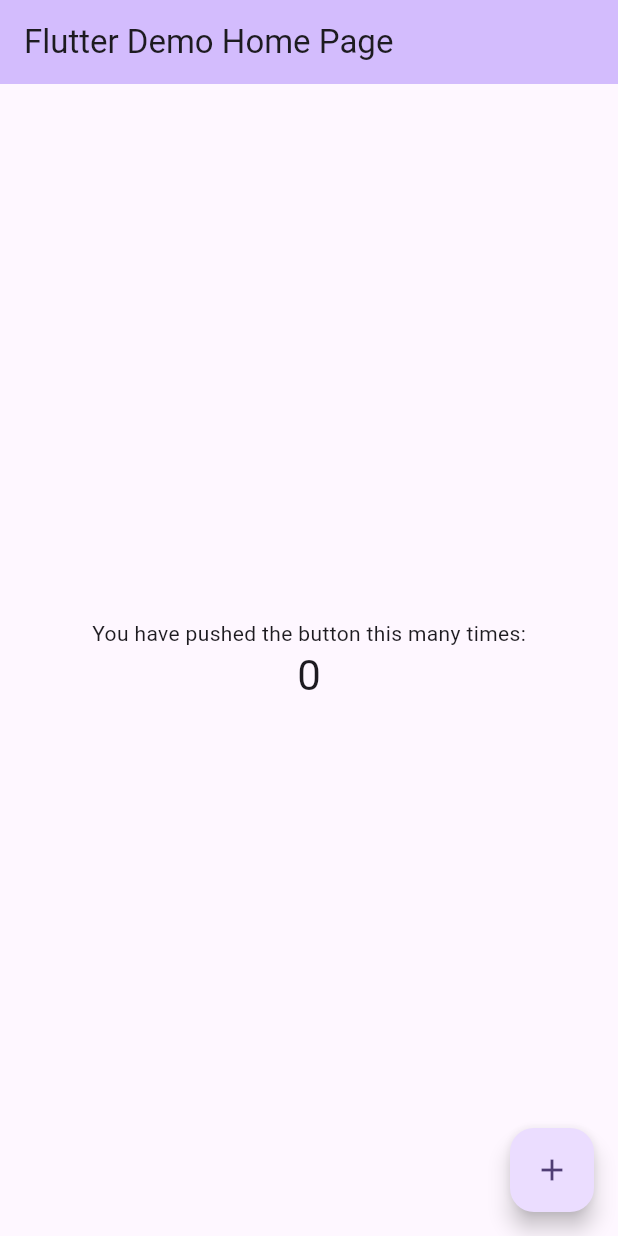
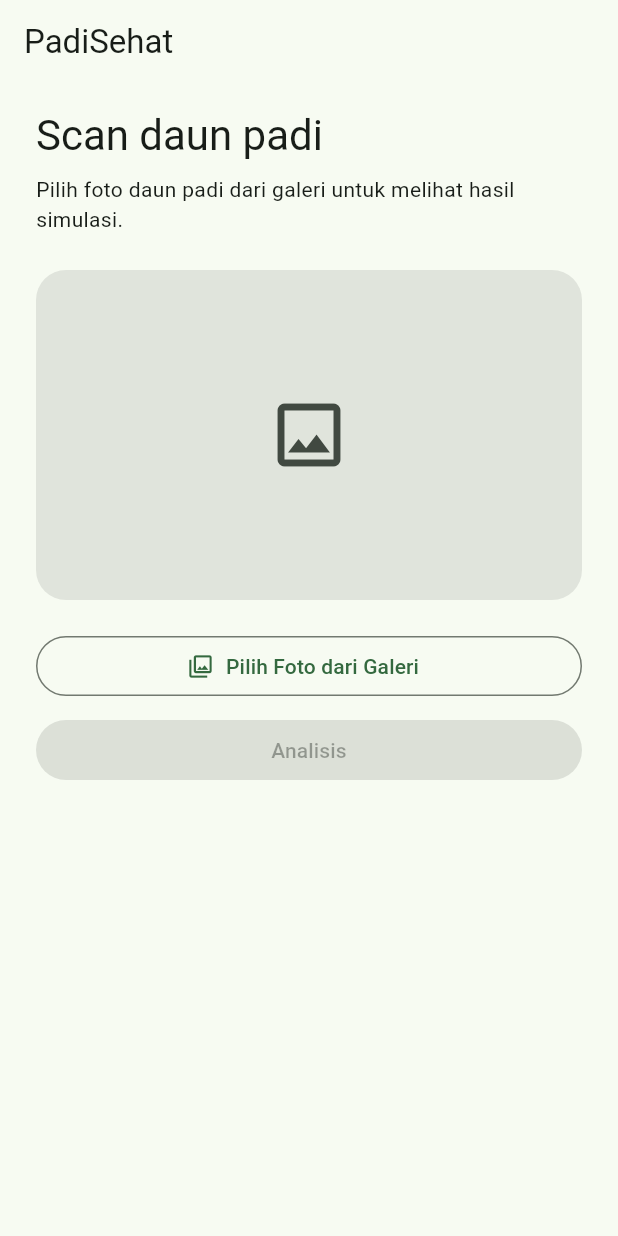
Before and after one commit to DanielSinaga2/pdp, a Flutter app: the screen it shows after launch, on a phone screen of 412 x 824 dp. Run offline on Flutter 3.47's test engine with Material 3 defaults, Android fonts, the phone set to English and light mode, and no system bars; our stand-ins replace flutter_bloc, get_it, image_picker, material_ui.

Commit message:
Implement PadiSehat gallery scan simulation

```diff
--- /dev/null
+++ b/lib/features/scan/domain/gallery_repository.dart
@@ -0,0 +1,6 @@
+import 'dart:typed_data';
+
+abstract interface class GalleryRepository {
+  /// Returns null when the user dismisses the picker.
+  Future<Uint8List?> pickPhoto();
+}
--- /dev/null
+++ b/lib/features/scan/domain/prediction_repository.dart
@@ -0,0 +1,12 @@
+import 'dart:typed_data';
+
+class ScanPrediction {
+  const ScanPrediction({required this.condition, required this.confidence});
+
+  final String condition;
+  final double confidence;
+}
+
+abstract interface class PredictionRepository {
+  Future<ScanPrediction> predict(Uint8List photo);
+}
--- /dev/null
+++ b/lib/features/scan/domain/scan_photo.dart
@@ -0,0 +1,11 @@
+import 'dart:typed_data';
+
+import 'prediction_repository.dart';
+
+class ScanPhoto {
+  const ScanPhoto(this._repository);
+
+  final PredictionRepository _repository;
+
+  Future<ScanPrediction> call(Uint8List photo) => _repository.predict(photo);
+}
--- /dev/null
+++ b/lib/features/scan/presentation/scan_bloc.dart
@@ -0,0 +1,90 @@
+import 'dart:typed_data';
+
+import 'package:flutter_bloc/flutter_bloc.dart';
+
+import '../domain/gallery_repository.dart';
+import '../domain/prediction_repository.dart';
+import '../domain/scan_photo.dart';
+
+sealed class ScanEvent {
+  const ScanEvent();
+}
+
+final class PickGalleryPhoto extends ScanEvent {
+  const PickGalleryPhoto();
+}
+
+final class AnalyzePhoto extends ScanEvent {
+  const AnalyzePhoto();
+}
+
+enum ScanStatus { idle, picking, ready, analyzing, success, failure }
+
+class ScanState {
+  const ScanState(
+    this.status, {
+    this.photo,
+    this.prediction,
+    this.errorMessage,
+  });
+
+  final ScanStatus status;
+  final Uint8List? photo;
+  final ScanPrediction? prediction;
+  final String? errorMessage;
+
+  bool get isBusy =>
+      status == ScanStatus.picking || status == ScanStatus.analyzing;
+}
+
+class ScanBloc extends Bloc<ScanEvent, ScanState> {
+  ScanBloc(this._gallery, this._scanPhoto)
+    : super(const ScanState(ScanStatus.idle)) {
+    on<PickGalleryPhoto>(_pickPhoto);
+    on<AnalyzePhoto>(_analyzePhoto);
+  }
+
+  final GalleryRepository _gallery;
+  final ScanPhoto _scanPhoto;
+
+  Future<void> _pickPhoto(
+    PickGalleryPhoto event,
+    Emitter<ScanState> emit,
+  ) async {
+    if (state.isBusy) return;
+
+    final previous = state;
+    emit(ScanState(ScanStatus.picking, photo: previous.photo));
+    try {
+      final photo = await _gallery.pickPhoto();
+      emit(photo == null ? previous : ScanState(ScanStatus.ready, photo: photo));
+    } on Exception {
+      emit(
+        ScanState(
+          ScanStatus.failure,
+          photo: previous.photo,
+          errorMessage: 'Foto tidak dapat dibaca. Coba pilih foto lain.',
+        ),
+      );
+    }
+  }
+
+  Future<void> _analyzePhoto(AnalyzePhoto event, Emitter<ScanState> emit) async {
+    final photo = state.photo;
+    if (photo == null || state.isBusy) return;
+
+    emit(ScanState(ScanStatus.analyzing, photo: photo));
+    try {
+      final prediction = await _scanPhoto(photo);
+      emit(ScanState(ScanStatus.success, photo: photo, prediction: prediction));
+    } on Exception {
+      emit(
+        ScanState(
+          ScanStatus.failure,
+          photo: photo,
+          errorMessage: 'Analisis gagal. Silakan coba lagi.',
+        ),
+      );
+    }
+  }
+}
--- /dev/null
+++ b/lib/features/scan/presentation/scan_page.dart
@@ -0,0 +1,116 @@
+import 'dart:typed_data';
+
+import 'package:flutter_bloc/flutter_bloc.dart';
+import 'package:material_ui/material_ui.dart';
+
+import 'scan_bloc.dart';
+import 'scan_result_page.dart';
+
+class ScanPage extends StatelessWidget {
+  const ScanPage({super.key});
+
+  @override
+  Widget build(BuildContext context) {
+    return BlocConsumer<ScanBloc, ScanState>(
+      listenWhen: (previous, current) =>
+          previous.status == ScanStatus.analyzing &&
+          current.status == ScanStatus.success,
+      listener: (context, state) {
+        final photo = state.photo;
+        final prediction = state.prediction;
+        if (photo == null || prediction == null) return;
+
+        Navigator.of(context).push<void>(
+          MaterialPageRoute<void>(
+            builder: (_) => ScanResultPage(photo: photo, prediction: prediction),
+          ),
+        );
+      },
+      builder: (context, state) {
+        final bloc = context.read<ScanBloc>();
+        final theme = Theme.of(context);
+        final colors = theme.colorScheme;
+        final photo = state.photo;
+
+        return Scaffold(
+          appBar: AppBar(title: const Text('PadiSehat')),
+          body: SafeArea(
+            child: Center(
+              child: ConstrainedBox(
+                constraints: const BoxConstraints(maxWidth: 520),
+                child: ListView(
+                  padding: const EdgeInsets.fromLTRB(24, 16, 24, 24),
+                  children: [
+                    Text('Scan daun padi', style: theme.textTheme.headlineMedium),
+                    const SizedBox(height: 8),
+                    const Text(
+                      'Pilih foto daun padi dari galeri untuk melihat hasil simulasi.',
+                    ),
+                    const SizedBox(height: 24),
+                    if (photo == null)
+                      Container(
+                        height: 220,
+                        decoration: BoxDecoration(
+                          color: colors.surfaceContainerHighest,
+                          borderRadius: BorderRadius.circular(20),
+                        ),
+                        alignment: Alignment.center,
+                        child: Icon(
+                          Icons.photo_outlined,
+                          size: 56,
+                          color: colors.onSurfaceVariant,
+                        ),
+                      )
+                    else
+                      ScanPhotoPreview(photo: photo),
+                    const SizedBox(height: 20),
+                    if (state.errorMessage case final message?)
+                      Padding(
+                        padding: const EdgeInsets.only(bottom: 12),
+                        child: Semantics(
+                          liveRegion: true,
+                          child: Text(
+                            message,
+                            style: TextStyle(color: colors.error),
+                          ),
+                        ),
+                      ),
+                    if (state.status == ScanStatus.picking ||
+                        state.status == ScanStatus.analyzing) ...[
+                      LinearProgressIndicator(
+                        semanticsLabel: state.status == ScanStatus.analyzing
+                            ? 'Analisis berlangsung'
+                            : 'Membuka galeri',
+                      ),
+                      const SizedBox(height: 12),
+                    ],
+                    OutlinedButton.icon(
+                      onPressed: state.isBusy
+                          ? null
+                          : () => bloc.add(const PickGalleryPhoto()),
+                      icon: const Icon(Icons.photo_library_outlined),
+                      label: Text(
+                        photo == null ? 'Pilih Foto dari Galeri' : 'Ganti Foto',
+                      ),
+                    ),
+                    const SizedBox(height: 8),
+                    FilledButton(
+                      onPressed: photo == null || state.isBusy
+                          ? null
+                          : () => bloc.add(const AnalyzePhoto()),
+                      child: Text(
+                        state.status == ScanStatus.analyzing
+                            ? 'Menganalisis…'
+                            : 'Analisis',
+                      ),
+                    ),
+                  ],
+                ),
+              ),
+            ),
+          ),
+        );
+      },
+    );
+  }
+}
--- a/lib/main.dart
+++ b/lib/main.dart
@@ -1,121 +1,28 @@
+import 'package:flutter_bloc/flutter_bloc.dart';
 import 'package:material_ui/material_ui.dart';
 
+import 'features/scan/presentation/scan_bloc.dart';
+import 'features/scan/presentation/scan_page.dart';
+import 'injection.dart';
+
 void main() {
-  runApp(const MyApp());
+  configureDependencies();
+  runApp(const PadiSehatApp());
 }
 
-class MyApp extends StatelessWidget {
-  const MyApp({super.key});
+class PadiSehatApp extends StatelessWidget {
+  const PadiSehatApp({super.key});
 
-  // This widget is the root of your application.
   @override
   Widget build(BuildContext context) {
     return MaterialApp(
-      title: 'Flutter Demo',
+      title: 'PadiSehat',
       theme: ThemeData(
-        // This is the theme of your application.
-        //
-        // TRY THIS: Try running your application with "flutter run". You'll see
-        // the application has a purple toolbar. Then, without quitting the app,
-        // try changing the seedColor in the colorScheme below to Colors.green
-        // and then invoke "hot reload" (save your changes or press the "hot
-        // reload" button in a Flutter-supported IDE, or press "r" if you used
-        // the command line to start the app).
-        //
-        // Notice that the counter didn't reset back to zero; the application
-        // state is not lost during the reload. To reset the state, use hot
-        // restart instead.
-        //
-        // This works for code too, not just values: Most code changes can be
-        // tested with just a hot reload.
-        colorScheme: .fromSeed(seedColor: Colors.deepPurple),
+        colorScheme: ColorScheme.fromSeed(seedColor: const Color(0xFF367343)),
       ),
-      home: const MyHomePage(title: 'Flutter Demo Home Page'),
-    );
-  }
-}
-
-class MyHomePage extends StatefulWidget {
-  const MyHomePage({super.key, required this.title});
-
-  // This widget is the home page of your application. It is stateful, meaning
-  // that it has a State object (defined below) that contains fields that affect
-  // how it looks.
-
-  // This class is the configuration for the state. It holds the values (in this
-  // case the title) provided by the parent (in this case the App widget) and
-  // used by the build method of the State. Fields in a Widget subclass are
-  // always marked "final".
-
-  final String title;
-
-  @override
-  State<MyHomePage> createState() => _MyHomePageState();
-}
-
-class _MyHomePageState extends State<MyHomePage> {
-  int _counter = 0;
-
-  void _incrementCounter() {
-    setState(() {
-      // This call to setState tells the Flutter framework that something has
-      // changed in this State, which causes it to rerun the build method below
-      // so that the display can reflect the updated values. If we changed
-      // _counter without calling setState(), then the build method would not be
-      // called again, and so nothing would appear to happen.
-      _counter++;
-    });
-  }
-
-  @override
-  Widget build(BuildContext context) {
-    // This method is rerun every time setState is called, for instance as done
-    // by the _incrementCounter method above.
-    //
-    // The Flutter framework has been optimized to make rerunning build methods
-    // fast, so that you can just rebuild anything that needs updating rather
-    // than having to individually change instances of widgets.
-    return Scaffold(
-      appBar: AppBar(
-        // TRY THIS: Try changing the color here to a specific color (to
-        // Colors.amber, perhaps?) and trigger a hot reload to see the AppBar
-        // change color while the other colors stay the same.
-        backgroundColor: Theme.of(context).colorScheme.inversePrimary,
-        // Here we take the value from the MyHomePage object that was created by
-        // the App.build method, and use it to set our appbar title.
-        title: Text(widget.title),
-      ),
-      body: Center(
-        // Center is a layout widget. It takes a single child and positions it
-        // in the middle of the parent.
-        child: Column(
-          // Column is also a layout widget. It takes a list of children and
-          // arranges them vertically. By default, it sizes itself to fit its
-          // children horizontally, and tries to be as tall as its parent.
-          //
-          // Column has various properties to control how it sizes itself and
-          // how it positions its children. Here we use mainAxisAlignment to
-          // center the children vertically; the main axis here is the vertical
-          // axis because Columns are vertical (the cross axis would be
-          // horizontal).
-          //
-          // TRY THIS: Invoke "debug painting" (choose the "Toggle Debug Paint"
-          // action in the IDE, or press "p" in the console), to see the
-          // wireframe for each widget.
-          mainAxisAlignment: .center,
-          children: [
-            const Text('You have pushed the button this many times:'),
-            Text(
-              '$_counter',
-              style: Theme.of(context).textTheme.headlineMedium,
-            ),
-          ],
-        ),
-      ),
-      floatingActionButton: FloatingActionButton(
-        onPressed: _incrementCounter,
-        tooltip: 'Increment',
-        child: const Icon(Icons.add),
+      home: BlocProvider(
+        create: (_) => getIt<ScanBloc>(),
+        child: const ScanPage(),
       ),
     );
   }
--- a/pubspec.yaml
+++ b/pubspec.yaml
@@ -1,5 +1,5 @@
 name: pdp
-description: "A new Flutter project."
+description: "PadiSehat, aplikasi klasifikasi kondisi daun padi."
 # The following line prevents the package from being accidentally published to
 # pub.dev using `flutter pub publish`. This is preferred for private packages.
 publish_to: 'none' # Remove this line if you wish to publish to pub.dev
@@ -31,6 +31,9 @@ dependencies:
   flutter:
     sdk: flutter
   material_ui: ^1.1.0
+  flutter_bloc: ^9.1.1
+  get_it: ^9.3.0
+  image_picker: ^1.2.4
 
   # The following adds the Cupertino Icons font to your application.
   # Use with the CupertinoIcons class for iOS style icons.
```
Also changed, not shown: lib/features/scan/data/image_picker_gallery_repository.dart (added, +33 -0 lines), lib/features/scan/data/simulated_prediction_repository.dart (added, +11 -0 lines), lib/features/scan/presentation/scan_result_page.dart (added, +88 -0 lines), lib/injection.dart (added, +24 -0 lines), 2 other files.
